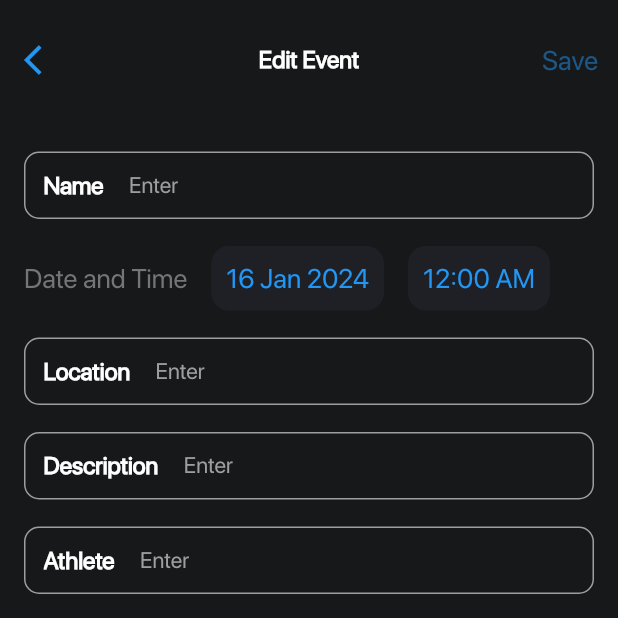
After one commit to ramilsalihar/SportCoach, a Flutter app: the EventEdit screen opened by its route, on a phone screen of 412 x 824 dp, the top half of it. The commit adds this screen. Run offline on Flutter 3.47's test engine with Material 3 defaults, Android fonts, the phone set to English and light mode, and no system bars; our stand-ins replace auto_route, freezed_annotation, shared_preferences; accounts and stored records are empty.

Commit message:
events updated

```diff
--- a/lib/models/event_model.dart
+++ b/lib/models/event_model.dart
@@ -1,4 +1,5 @@
 import 'package:freezed_annotation/freezed_annotation.dart';
+import 'package:sport_coach/models/athlete_model.dart';
 
 part 'event_model.freezed.dart';
 part 'event_model.g.dart';
@@ -6,23 +7,41 @@ part 'event_model.g.dart';
 @freezed
 class EventModel with _$EventModel {
   const factory EventModel({
-    required int index,
-    required String name,
-    required String dateTime,
-    required String location,
-    required String description,
-    required String athlete,
+    required String date,
+    required List<EventDetail> events,
   }) = _EventModel;
 
   factory EventModel.empty() => const EventModel(
-        index: 0,
-        name: '',
-        dateTime: '',
-        location: '',
-        description: '',
-        athlete: '',
+        date: '',
+        events: const <EventDetail>[],
       );
 
   factory EventModel.fromJson(Map<String, dynamic> json) =>
       _$EventModelFromJson(json);
 }
+
+@freezed
+class EventDetail with _$EventDetail {
+  const factory EventDetail({
+    required int index,
+    required String name,
+    required String time,
+    required String date,
+    required String location,
+    required String description,
+    required AthleteModel athlete,
+  }) = _EventDetail;
+
+  factory EventDetail.empty() => EventDetail(
+        index: 0,
+        name: '',
+        time: '',
+        date: '',
+        location: '',
+        description: '',
+        athlete: AthleteModel.empty(),
+      );
+
+  factory EventDetail.fromJson(Map<String, dynamic> json) =>
+      _$EventDetailFromJson(json);
+}
--- a/lib/providers/event_notifier.dart
+++ b/lib/providers/event_notifier.dart
@@ -16,6 +16,7 @@ class EventNotifier extends ChangeNotifier {
 
   EventNotifier() {
     _loadEventIndex();
+    loadEvents();
   }
 
   Future<void> _loadEventIndex() async {
@@ -42,15 +43,32 @@ class EventNotifier extends ChangeNotifier {
     notifyListeners();
   }
 
-  Future<void> addEvent(EventModel event) async {
+  Future<void> addEvent(EventDetail eventDetail) async {
+    final date = DateTime.now().toIso8601String();
+    final event = EventModel(
+      date: date,
+      events: [eventDetail],
+    );
+
     await _eventService.addEvent(event);
     await setEventIndex(_eventIndex + 1);
     await loadEvents();
   }
 
-  Future<void> editEvent(int index, EventModel event) async {
-    await _eventService.editEvent(index, event);
-    await loadEvents();
+  Future<void> editEvent(int index, EventDetail eventDetail) async {
+    final eventIndex = _events.indexWhere((event) =>
+        event.events.any((detail) => detail.index == eventDetail.index));
+
+    if (eventIndex != -1) {
+      final event = _events[eventIndex];
+      final updatedDetails = event.events.map((detail) {
+        return detail.index == eventDetail.index ? eventDetail : detail;
+      }).toList();
+
+      final updatedEvent = event.copyWith(events: updatedDetails);
+      await _eventService.editEvent(index, updatedEvent);
+      await loadEvents();
+    }
   }
 
   Future<void> deleteEvent(int index) async {
@@ -59,9 +77,16 @@ class EventNotifier extends ChangeNotifier {
     await loadEvents();
   }
 
-  EventModel? findByIndex(int index) {
+  EventDetail? findByIndex(int index) {
     try {
-      return _events.firstWhere((event) => event.index == index);
+      for (final event in _events) {
+        for (final detail in event.events) {
+          if (detail.index == index) {
+            return detail;
+          }
+        }
+      }
+      return null;
     } catch (e) {
       return null;
     }
--- a/lib/screens/home/calendar/calendar_content.dart
+++ b/lib/screens/home/calendar/calendar_content.dart
@@ -1,4 +1,8 @@
+import 'package:auto_route/auto_route.dart';
 import 'package:flutter/material.dart';
+import 'package:provider/provider.dart';
+import 'package:sport_coach/navigation/app_router.gr.dart';
+import 'package:sport_coach/providers/event_notifier.dart';
 import 'package:sport_coach/widgets/cards/app_card.dart';
 import 'package:sport_coach/widgets/layout/empty_body.dart';
 
@@ -51,14 +55,16 @@ class CalendarContent extends StatelessWidget {
 
   @override
   Widget build(BuildContext context) {
-    const isEmpty = false;
     return Padding(
       padding: const EdgeInsets.only(
         top: 30,
         left: 15,
         right: 15,
       ),
-      child: Column(
+      child: Consumer<EventNotifier>(
+        builder: (context, eventNotifier, _) {
+          final isEmpty = eventNotifier.isEmpty;
+          return Column(
             crossAxisAlignment: CrossAxisAlignment.start,
             children: [
               _buildHeader(context),
@@ -66,11 +72,18 @@ class CalendarContent extends StatelessWidget {
                   ? EmptyBody(
                       title: 'Calendar of Events',
                       message: 'Events for athletes will \nbe recorded there',
-                  buttonText: 'Click to add new Events',
-                  onPressed: () {},
+                      buttonText: 'Click to add new events',
+                      onPressed: () {
+                        final event = context.read<EventNotifier>();
+                        context.router.push(
+                          EventEdit(index: event.eventIndex),
+                        );
+                      },
                     )
                   : _buildArticleList(context),
             ],
+          );
+        },
       ),
     );
   }
@@ -89,24 +102,31 @@ class CalendarContent extends StatelessWidget {
   Widget _buildArticleList(BuildContext context) {
     final theme = Theme.of(context).textTheme;
     return Expanded(
-      child: ListView.builder(
+      child: Consumer<EventNotifier>(
+        builder: (context, eventNotifier, _) {
+          final events = eventNotifier.events;
+          return ListView.builder(
             itemCount: events.length,
             itemBuilder: (context, index) {
               return Column(
                 crossAxisAlignment: CrossAxisAlignment.start,
                 children: [
                   Padding(
-                padding:
-                    const EdgeInsets.symmetric(vertical: 10, horizontal: 16),
+                    padding: const EdgeInsets.symmetric(
+                      vertical: 10,
+                      horizontal: 16,
+                    ),
                     child: Text(
-                  events[index]['date'],
+                      events[index].date,
                       style: theme.displayMedium,
                     ),
                   ),
-              ...events[index]['events'].map<Widget>((event) {
+                  ...events[index].events.map<Widget>((event) {
                     return Padding(
-                  padding:
-                      const EdgeInsets.symmetric(horizontal: 10, vertical: 4),
+                      padding: const EdgeInsets.symmetric(
+                        horizontal: 10,
+                        vertical: 4,
+                      ),
                       child: AppCard(
                         child: Padding(
                           padding: const EdgeInsets.all(5.0),
@@ -114,14 +134,15 @@ class CalendarContent extends StatelessWidget {
                             crossAxisAlignment: CrossAxisAlignment.start,
                             children: [
                               Row(
-                            mainAxisAlignment: MainAxisAlignment.spaceBetween,
+                                mainAxisAlignment:
+                                    MainAxisAlignment.spaceBetween,
                                 children: [
                                   Text(
-                                event['title'],
+                                    event.name,
                                     style: theme.displaySmall,
                                   ),
                                   Text(
-                                event['time'],
+                                    event.time,
                                     style: theme.headlineSmall,
                                   ),
                                 ],
@@ -131,17 +152,21 @@ class CalendarContent extends StatelessWidget {
                                 thickness: 1,
                               ),
                               const SizedBox(height: 8),
-                          Text(event['description'],
+                              Text(
+                                event.description,
                                 style: theme.headlineSmall!.copyWith(
                                   color: Colors.grey.withOpacity(0.7),
-                              )),
+                                ),
+                              ),
                             ],
                           ),
                         ),
                       ),
                     );
-              }).toList(),
+                  }),
                 ],
+              );
+            },
           );
         },
       ),
--- a/lib/screens/home/calendar/event_edit.dart
+++ b/lib/screens/home/calendar/event_edit.dart
@@ -1,22 +1,84 @@
 import 'package:auto_route/auto_route.dart';
 import 'package:flutter/material.dart';
-import 'package:sport_coach/widgets/cards/app_card.dart';
-import 'package:sport_coach/widgets/forms/app_text_form_field.dart';
+import 'package:provider/provider.dart';
+import 'package:sport_coach/models/athlete_model.dart';
+import 'package:sport_coach/models/event_model.dart';
+import 'package:sport_coach/providers/event_notifier.dart';
+import 'package:sport_coach/screens/home/calendar/event_form.dart';
 import 'package:sport_coach/widgets/layout/custom_app_bar.dart';
 
 @RoutePage()
 class EventEdit extends StatefulWidget {
-  const EventEdit({super.key});
+  const EventEdit({
+    super.key,
+    this.index,
+    this.title,
+    this.isEdit = false,
+  });
+
+  final int? index;
+  final String? title;
+  final bool isEdit;
 
   @override
   State<EventEdit> createState() => _EventEditState();
 }
 
 class _EventEditState extends State<EventEdit> {
+  final GlobalKey<FormState> _formKey = GlobalKey<FormState>();
   final nameController = TextEditingController();
   final locationController = TextEditingController();
   final descriptionController = TextEditingController();
   final athleteController = TextEditingController();
+  EventDetail? event = EventDetail.empty();
+
+  @override
+  void initState() {
+    super.initState();
+    final eventNotifier = context.read<EventNotifier>();
+    if (widget.isEdit && widget.index != null) {
+      event = eventNotifier.findByIndex(widget.index!) ?? EventDetail.empty();
+      if (event != null) {
+        nameController.text = event!.name;
+        locationController.text = event!.location;
+        descriptionController.text = event!.description;
+      }
+    }
+  }
+
+  @override
+  void dispose() {
+    nameController.dispose();
+    locationController.dispose();
+    descriptionController.dispose();
+    super.dispose();
+  }
+
+  void _saveEvent() async {
+    if (_formKey.currentState!.validate()) {
+      final index = widget.isEdit ? widget.index : (widget.index! + 1);
+      final event = EventDetail(
+        index: index!,
+        name: nameController.text,
+        location: locationController.text,
+        description: descriptionController.text,
+        date: '',
+        time: '',
+        athlete: AthleteModel.empty(),
+      );
+
+      final eventNotifier = context.read<EventNotifier>();
+
+      if (widget.isEdit) {
+        await eventNotifier.editEvent(widget.index!, event);
+      } else {
+        await eventNotifier.addEvent(event);
+        await eventNotifier.setEventIndex(widget.index! + 1);
+      }
+
+      Navigator.of(context).pop();
+    }
+  }
 
   @override
   Widget build(BuildContext context) {
@@ -24,76 +86,29 @@ class _EventEditState extends State<EventEdit> {
     return Scaffold(
       backgroundColor: theme.primaryColor,
       appBar: CustomAppBar(
-        title: 'Edit Event',
+        title: widget.title ?? (event == null ? 'New Event' : 'Edit Event'),
         actions: [
           TextButton(
-            onPressed: () {},
+            onPressed:
+                _formKey.currentState?.validate() ?? false ? _saveEvent : null,
             child: Text(
               'Save',
               style: theme.textTheme.headlineMedium!.copyWith(
-                color: Colors.blue,
+                color: _formKey.currentState?.validate() ?? false
+                    ? Colors.blue
+                    : Colors.blue.withOpacity(0.5),
               ),
             ),
           ),
         ],
       ),
-      body: Padding(
-        padding: const EdgeInsets.all(16.0),
-        child: Column(
-          crossAxisAlignment: CrossAxisAlignment.start,
-          children: [
-            AppTextFormField(
-              hintText: 'Enter',
-              title: 'Name',
-              controller: nameController,
-            ),
-            const SizedBox(height: 8),
-            Row(
-              children: [
-                Text(
-                  'Date and Time',
-                  style: theme.textTheme.headlineMedium!
-                      .copyWith(color: Colors.grey[600]),
-                ),
-                const SizedBox(width: 16),
-                AppCard(
-                  child: Text(
-                    '16 Jan 2024',
-                    style: theme.textTheme.headlineMedium!.copyWith(
-                      color: Colors.blue,
-                    ),
-                  ),
-                ),
-                const SizedBox(width: 16),
-                AppCard(
-                  child: Text(
-                    '12:00 AM',
-                    style: theme.textTheme.headlineMedium!.copyWith(
-                      color: Colors.blue,
-                    ),
-                  ),
-                )
-              ],
-            ),
-            const SizedBox(height: 8),
-            AppTextFormField(
-              hintText: 'Enter',
-              title: 'Location',
-              controller: locationController,
-            ),
-            const SizedBox(height: 8),
-            AppTextFormField(
-              hintText: 'Enter',
-              title: 'Description',
-              controller: descriptionController,
-            ),
-            const SizedBox(height: 8),
-            AppTextFormField(
-              hintText: 'Enter',
-              title: 'Athlete',
-              controller: athleteController,
-            ),
-          ],
+      body: Form(
+        key: _formKey,
+        child: EventForm(
+          nameController: nameController,
+          locationController: locationController,
+          descriptionController: descriptionController,
+          athleteController: athleteController,
         ),
       ),
     );
--- /dev/null
+++ b/lib/screens/home/calendar/event_form.dart
@@ -0,0 +1,82 @@
+import 'package:flutter/material.dart';
+import 'package:sport_coach/widgets/cards/app_card.dart';
+import 'package:sport_coach/widgets/forms/app_text_form_field.dart';
+
+class EventForm extends StatelessWidget {
+  final TextEditingController nameController;
+  final TextEditingController locationController;
+  final TextEditingController descriptionController;
+  final TextEditingController athleteController;
+
+  const EventForm({
+    super.key,
+    required this.nameController,
+    required this.locationController,
+    required this.descriptionController,
+    required this.athleteController,
+  });
+
+  @override
+  Widget build(BuildContext context) {
+    final theme = Theme.of(context);
+    return Padding(
+      padding: const EdgeInsets.all(16.0),
+      child: Column(
+        crossAxisAlignment: CrossAxisAlignment.start,
+        children: [
+          AppTextFormField(
+            hintText: 'Enter',
+            title: 'Name',
+            controller: nameController,
+          ),
+          const SizedBox(height: 8),
+          Row(
+            children: [
+              Text(
+                'Date and Time',
+                style: theme.textTheme.headlineMedium!
+                    .copyWith(color: Colors.grey[600]),
+              ),
+              const SizedBox(width: 16),
+              AppCard(
+                child: Text(
+                  '16 Jan 2024',
+                  style: theme.textTheme.headlineMedium!.copyWith(
+                    color: Colors.blue,
+                  ),
+                ),
+              ),
+              const SizedBox(width: 16),
+              AppCard(
+                child: Text(
+                  '12:00 AM',
+                  style: theme.textTheme.headlineMedium!.copyWith(
+                    color: Colors.blue,
+                  ),
+                ),
+              )
+            ],
+          ),
+          const SizedBox(height: 8),
+          AppTextFormField(
+            hintText: 'Enter',
+            title: 'Location',
+            controller: locationController,
+          ),
+          const SizedBox(height: 8),
+          AppTextFormField(
+            hintText: 'Enter',
+            title: 'Description',
+            controller: descriptionController,
+          ),
+          const SizedBox(height: 8),
+          AppTextFormField(
+            hintText: 'Enter',
+            title: 'Athlete',
+            controller: athleteController,
+          ),
+        ],
+      ),
+    );
+  }
+}
--- a/lib/screens/home/calendar/event_screen.dart
+++ b/lib/screens/home/calendar/event_screen.dart
@@ -1,20 +1,27 @@
 import 'package:auto_route/auto_route.dart';
 import 'package:flutter/material.dart';
+import 'package:provider/provider.dart';
 import 'package:sport_coach/navigation/app_router.gr.dart';
+import 'package:sport_coach/providers/event_notifier.dart';
 import 'package:sport_coach/widgets/cards/app_card.dart';
 import 'package:sport_coach/widgets/layout/custom_app_bar.dart';
 
 @RoutePage()
 class EventScreen extends StatelessWidget {
-  const EventScreen({super.key});
+  const EventScreen({super.key, required this.index});
+
+  final int index;
 
   @override
   Widget build(BuildContext context) {
     final theme = Theme.of(context);
+    return Consumer<EventNotifier>(
+      builder: (context, eventNotifier, _) {
+        final event = eventNotifier.findByIndex(index);
         return Scaffold(
           backgroundColor: theme.primaryColor,
           appBar: CustomAppBar(
-        title: 'Event',
+            title: event!.name,
             actions: [
               IconButton(
                 icon: const Icon(
@@ -23,7 +30,11 @@ class EventScreen extends StatelessWidget {
                 ),
                 onPressed: () {
                   context.router.push(
-                const EventEdit(),
+                    EventEdit(
+                      index: event.index,
+                      title: event.name,
+                      isEdit: true,
+                    ),
                   );
                 },
               ),
@@ -32,7 +43,10 @@ class EventScreen extends StatelessWidget {
                   Icons.delete,
                   color: Colors.blue,
                 ),
-            onPressed: () {},
+                onPressed: () {
+                  final event = context.read<EventNotifier>();
+                  event.deleteEvent(event.eventIndex);
+                },
               ),
             ],
           ),
@@ -42,7 +56,7 @@ class EventScreen extends StatelessWidget {
               crossAxisAlignment: CrossAxisAlignment.start,
               children: [
                 Text(
-              'Team competition',
+                  event.name,
                   style: theme.textTheme.displayLarge,
                 ),
                 const SizedBox(height: 16),
@@ -51,14 +65,14 @@ class EventScreen extends StatelessWidget {
                     _buildDetail(
                       context,
                       'Date',
-                  '16.01.2024',
+                      event.date,
                       Icons.calendar_today,
                     ),
                     const SizedBox(width: 16),
                     _buildDetail(
                       context,
                       'Time',
-                  '12:00 AM',
+                      event.time,
                       null,
                     ),
                   ],
@@ -67,7 +81,7 @@ class EventScreen extends StatelessWidget {
                 _buildDetail(
                   context,
                   'Location',
-              '137 Nice Avenue 13B LA',
+                  event.location,
                   Icons.location_on,
                 ),
                 const SizedBox(height: 16),
@@ -80,7 +94,7 @@ class EventScreen extends StatelessWidget {
                 ),
                 const SizedBox(height: 8),
                 Text(
-              'Competitions are held between teams. They asked to arrive 2 hours earlier for registration.',
+                  event.description,
                   style: theme.textTheme.headlineMedium,
                 ),
                 const SizedBox(height: 16),
@@ -96,12 +110,13 @@ class EventScreen extends StatelessWidget {
                   child: Row(
                     children: [
                       const CircleAvatar(
-                    backgroundImage: AssetImage('assets/images/athlete.png'),
+                        backgroundImage:
+                            AssetImage('assets/images/athlete.png'),
                         radius: 24,
                       ),
                       const SizedBox(width: 12),
                       Text(
-                    'James Smith',
+                        event.athlete.name,
                         style: theme.textTheme.headlineMedium,
                       ),
                     ],
@@ -110,6 +125,8 @@ class EventScreen extends StatelessWidget {
               ],
             ),
           ),
+        );
+      },
     );
   }
 }
--- a/lib/screens/home/home_screen.dart
+++ b/lib/screens/home/home_screen.dart
@@ -3,6 +3,7 @@ import 'package:flutter/material.dart';
 import 'package:provider/provider.dart';
 import 'package:sport_coach/navigation/app_router.gr.dart';
 import 'package:sport_coach/providers/athlete_notifier.dart';
+import 'package:sport_coach/providers/event_notifier.dart';
 import 'package:sport_coach/providers/training_notifier.dart';
 import 'package:sport_coach/screens/home/athletes/athletes_content.dart';
 import 'package:sport_coach/screens/home/calendar/calendar_content.dart';
@@ -20,10 +21,10 @@ class HomeScreen extends StatefulWidget {
 }
 
 class _HomeScreenState extends State<HomeScreen> {
-  int selectedIndex = 1;
+  int selectedIndex = 2;
 
   final PageController _pageController = PageController(
-    initialPage: 1,
+    initialPage: 2,
   );
 
   @override
@@ -92,19 +93,14 @@ class _HomeScreenState extends State<HomeScreen> {
                         ),
                       );
                     }
-                    // else if (selectedIndex == 1) {
-                    //   Navigator.of(context).push(
-                    //     MaterialPageRoute(
-                    //       builder: (context) => const NewEventPage(),
-                    //     ),
-                    //   );
-                    // } else if (selectedIndex == 2) {
-                    //   Navigator.of(context).push(
-                    //     MaterialPageRoute(
-                    //       builder: (context) => const AddBudgetPage(),
-                    //     ),
-                    //   );
-                    // }
+                    if (selectedIndex == 2) {
+                      final event = context.read<EventNotifier>();
+                      context.router.push(EventEdit(
+                        index: event.eventIndex,
+                        title: 'New Event',
+                      ));
+                    }
+                    if (selectedIndex == 3) {}
                   },
                 ),
               )
```
Also changed, not shown: lib/services/event_service.dart (+8 -8 lines), lib/models/event_model.freezed.dart, lib/models/event_model.g.dart, lib/navigation/app_router.gr.dart. Lines whose indentation alone changed are shown as unchanged.
